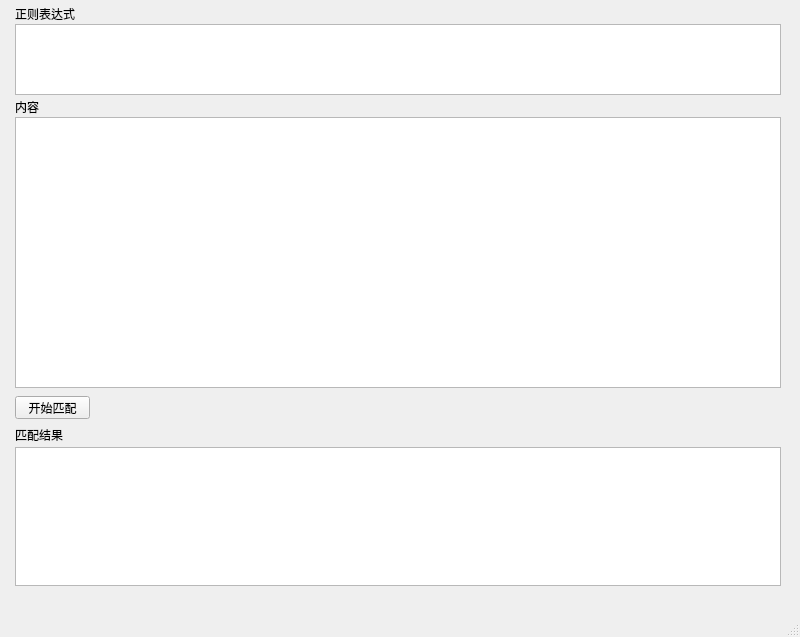
Qt form main_ui.ui (chroming/PythonRegexTool) before a commit.
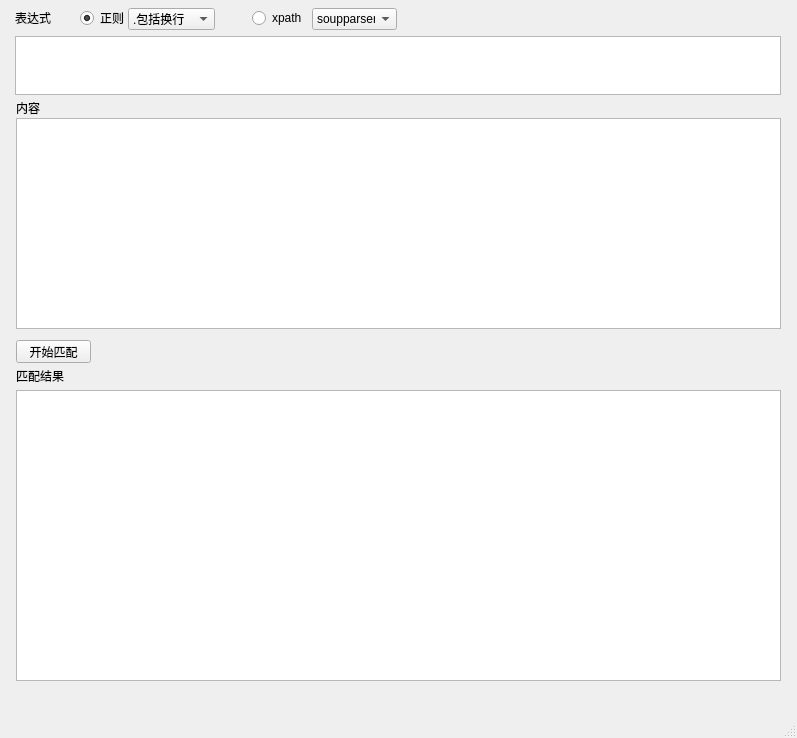
The same form after that commit.

Commit message: 添加xpath及模式支持

The edit to the form file:
```diff
--- a/main_ui.ui
+++ b/main_ui.ui
@@ -6,8 +6,8 @@
    <rect>
     <x>0</x>
     <y>0</y>
-    <width>800</width>
-    <height>637</height>
+    <width>797</width>
+    <height>738</height>
    </rect>
   </property>
   <property name="sizePolicy">
@@ -24,9 +24,9 @@
     <property name="geometry">
      <rect>
       <x>15</x>
-      <y>24</y>
+      <y>36</y>
       <width>766</width>
-      <height>71</height>
+      <height>59</height>
      </rect>
     </property>
     <property name="plainText">
@@ -36,20 +36,20 @@
    <widget class="QPlainTextEdit" name="content_text_edit">
     <property name="geometry">
      <rect>
-      <x>15</x>
-      <y>117</y>
-      <width>766</width>
-      <height>271</height>
+      <x>16</x>
+      <y>118</y>
+      <width>765</width>
+      <height>211</height>
      </rect>
     </property>
    </widget>
    <widget class="QPlainTextEdit" name="result_text_edit">
     <property name="geometry">
      <rect>
-      <x>15</x>
-      <y>447</y>
-      <width>766</width>
-      <height>139</height>
+      <x>16</x>
+      <y>390</y>
+      <width>765</width>
+      <height>291</height>
      </rect>
     </property>
     <property name="sizePolicy">
@@ -63,21 +63,21 @@
     <property name="geometry">
      <rect>
       <x>15</x>
-      <y>6</y>
-      <width>64</width>
+      <y>10</y>
+      <width>45</width>
       <height>16</height>
      </rect>
     </property>
     <property name="text">
-     <string>正则表达式</string>
+     <string>表达式</string>
     </property>
    </widget>
    <widget class="QLabel" name="label_2">
     <property name="geometry">
      <rect>
-      <x>15</x>
-      <y>99</y>
-      <width>34</width>
+      <x>16</x>
+      <y>100</y>
+      <width>24</width>
       <height>16</height>
      </rect>
     </property>
@@ -88,10 +88,10 @@
    <widget class="QLabel" name="label_3">
     <property name="geometry">
      <rect>
-      <x>15</x>
-      <y>429</y>
-      <width>54</width>
-      <height>12</height>
+      <x>16</x>
+      <y>368</y>
+      <width>48</width>
+      <height>16</height>
      </rect>
     </property>
     <property name="text">
@@ -101,8 +101,8 @@
    <widget class="QPushButton" name="run_button">
     <property name="geometry">
      <rect>
-      <x>15</x>
-      <y>396</y>
+      <x>16</x>
+      <y>340</y>
       <width>75</width>
       <height>23</height>
      </rect>
@@ -111,6 +111,80 @@
      <string>开始匹配</string>
     </property>
    </widget>
+   <widget class="QRadioButton" name="re_button">
+    <property name="geometry">
+     <rect>
+      <x>80</x>
+      <y>10</y>
+      <width>55</width>
+      <height>16</height>
+     </rect>
+    </property>
+    <property name="text">
+     <string>正则</string>
+    </property>
+    <property name="checked">
+     <bool>true</bool>
+    </property>
+   </widget>
+   <widget class="QRadioButton" name="xpath_button">
+    <property name="geometry">
+     <rect>
+      <x>252</x>
+      <y>10</y>
+      <width>53</width>
+      <height>16</height>
+     </rect>
+    </property>
+    <property name="text">
+     <string>xpath</string>
+    </property>
+   </widget>
+   <widget class="QComboBox" name="re_mode_box">
+    <property name="geometry">
+     <rect>
+      <x>128</x>
+      <y>8</y>
+      <width>87</width>
+      <height>22</height>
+     </rect>
+    </property>
+    <item>
+     <property name="text">
+      <string>.包括换行</string>
+     </property>
+    </item>
+    <item>
+     <property name="text">
+      <string>.不包括换行</string>
+     </property>
+    </item>
+   </widget>
+   <widget class="QComboBox" name="xpath_mode_box">
+    <property name="geometry">
+     <rect>
+      <x>312</x>
+      <y>8</y>
+      <width>85</width>
+      <height>22</height>
+     </rect>
+    </property>
+    <item>
+     <property name="text">
+      <string>soupparser</string>
+     </property>
+    </item>
+    <item>
+     <property name="text">
+      <string>lxml.html</string>
+     </property>
+    </item>
+    <item>
+     <property name="text">
+      <string>html5lib</string>
+     </property>
+    </item>
+   </widget>
   </widget>
   <widget class="QMenuBar" name="menubar">
    <property name="geometry">
```
Left out of the diff: 2 changed lines with no effect on the pictures. The commit also changes 1 other file.
